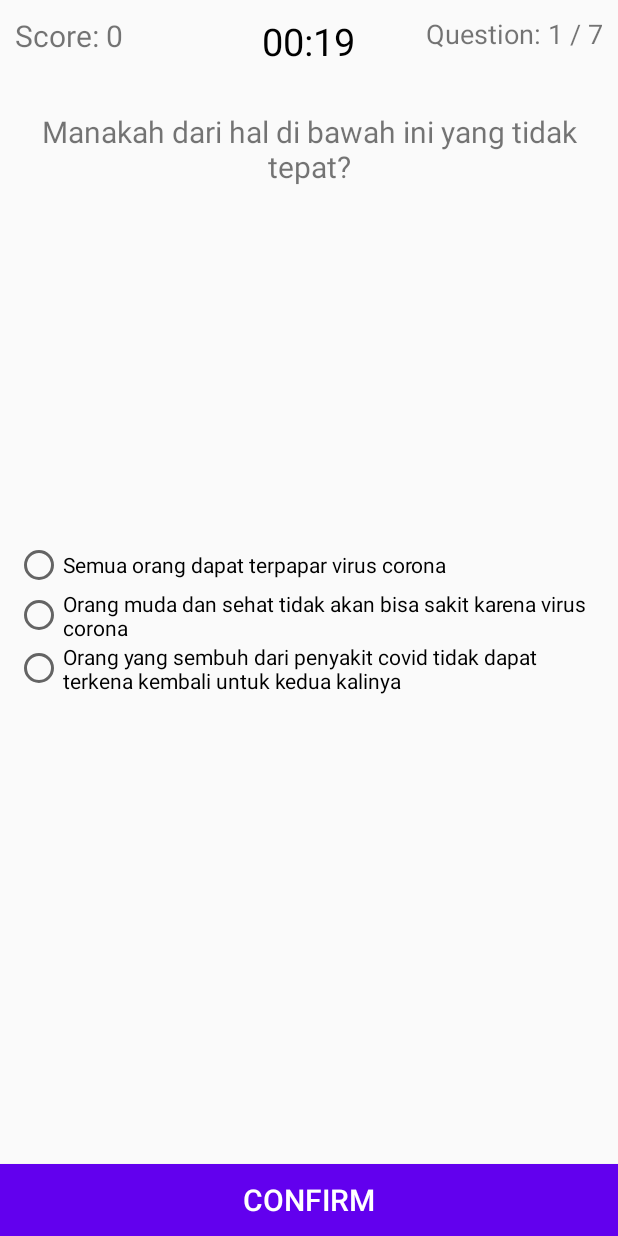
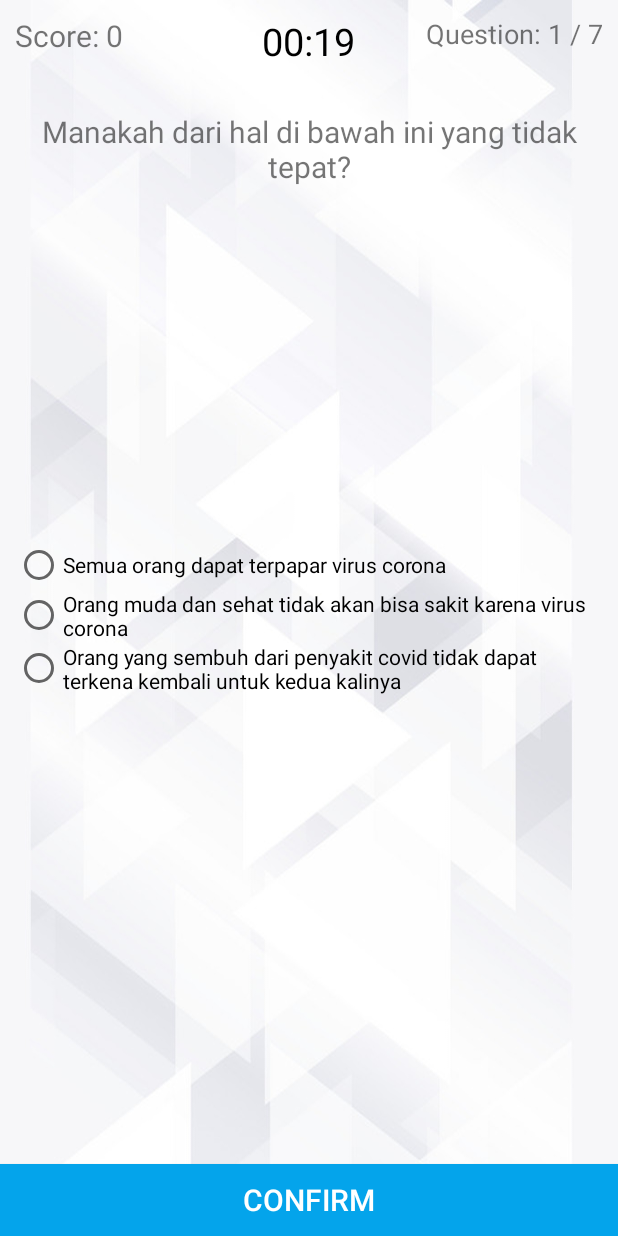
Before and after one commit to andiaqsha99/CoVIDIA, an Android app: the QuizActivity screen opened directly, with no data from a screen before it, on a phone screen of 412 x 824 dp. Run offline under Robolectric (Android 15) with nearby library versions, the phone set to English and light mode, and no system bars.

Commit message:
ubah layout
ga ada yang major, cuma tweak doang

```diff
--- a/app/src/main/java/com/komas/www/covidia/quiz/QuizActivity.kt
+++ b/app/src/main/java/com/komas/www/covidia/quiz/QuizActivity.kt
@@ -174,15 +174,12 @@ class QuizActivity: AppCompatActivity() {
         when (currQuestion!!.getmRightAns()) {
             1 -> {
                 r1!!.setTextColor(Color.GREEN)
-                txtQuestion!!.text = "Jawaban anda benar"
             }
             2 -> {
                 r2!!.setTextColor(Color.GREEN)
-                txtQuestion!!.text = "Jawaban anda benar"
             }
             3 -> {
                 r3!!.setTextColor(Color.GREEN)
-                txtQuestion!!.text = "Jawaban anda benar"
             }
         }
 
--- a/app/src/main/res/layout/activity_quiz.xml
+++ b/app/src/main/res/layout/activity_quiz.xml
@@ -1,8 +1,8 @@
 <?xml version="1.0" encoding="utf-8"?>
-<RelativeLayout
-    xmlns:android="http://schemas.android.com/apk/res/android"
+<RelativeLayout xmlns:android="http://schemas.android.com/apk/res/android"
     android:layout_width="match_parent"
-    android:layout_height="match_parent">
+    android:layout_height="match_parent"
+    android:background="@drawable/background_12">
 
     <TextView
         android:id="@+id/Score"
@@ -13,24 +13,23 @@
         android:textSize="20sp" />
 
     <TextView
+        android:id="@+id/timeCounter"
         android:layout_width="wrap_content"
         android:layout_height="wrap_content"
+        android:layout_centerHorizontal="true"
+        android:padding="10dp"
         android:text="00:20"
-        android:textSize="25sp"
-        android:layout_centerHorizontal="true"
         android:textColor="@android:color/black"
-        android:padding="10dp"
-        android:id="@+id/timeCounter" />
+        android:textSize="25sp" />
 
     <TextView
+        android:id="@+id/questionCount"
         android:layout_width="wrap_content"
         android:layout_height="wrap_content"
         android:layout_alignParentEnd="true"
         android:padding="10dp"
         android:text="Question  1/X"
-        android:textSize="18sp"
-        android:id="@+id/questionCount" />
-
+        android:textSize="18sp" />
 
 
     <TextView
@@ -47,27 +46,27 @@
         android:id="@+id/radioGroup"
         android:layout_width="match_parent"
         android:layout_height="wrap_content"
+        android:layout_centerVertical="true"
         android:layout_marginTop="20dp"
-        android:layout_centerVertical="true"
         android:padding="10dp">
+
         <RadioButton
             android:id="@+id/radioButton1"
             android:layout_width="wrap_content"
             android:layout_height="wrap_content"
-            android:text="Option 1"
-            />
+            android:text="Option 1" />
+
         <RadioButton
             android:id="@+id/radioButton2"
             android:layout_width="wrap_content"
             android:layout_height="wrap_content"
-            android:text="Option 2"
-            />
+            android:text="Option 2" />
+
         <RadioButton
             android:id="@+id/radioButton3"
             android:layout_width="wrap_content"
             android:layout_height="wrap_content"
-            android:text="Option 2"
-            />
+            android:text="Option 2" />
 
     </RadioGroup>
 
@@ -76,10 +75,9 @@
         android:id="@+id/submitButton"
         android:layout_width="match_parent"
         android:layout_height="wrap_content"
+        android:layout_alignParentBottom="true"
+        android:background="@color/colorSecondary"
         android:text="Submit"
-        android:layout_alignParentBottom="true"
-        android:background="@color/colorPrimary"
         android:textColor="@android:color/white"
-        android:textSize="20sp"
-        />
+        android:textSize="20sp" />
 </RelativeLayout>
```
Also changed, not shown: app/src/main/res/layout/activity_main_quiz.xml (+10 -13 lines).
